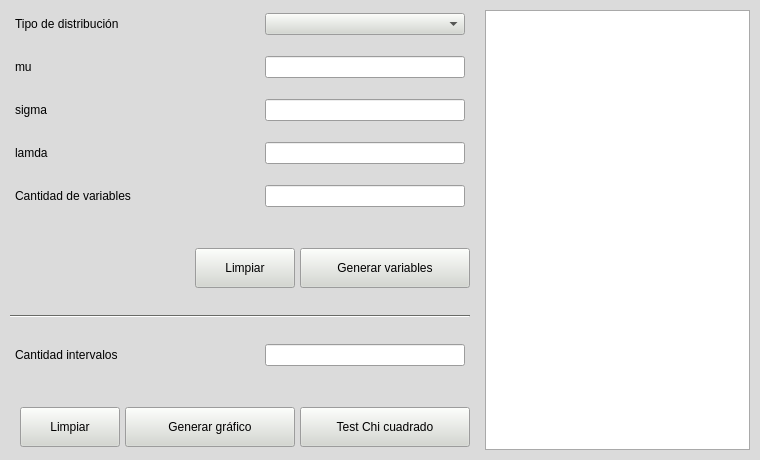
Old version of the form tp3/generador_variables/interfaz/ventana_generador_variables.ui in the repository MMariatti/SIM4K4.
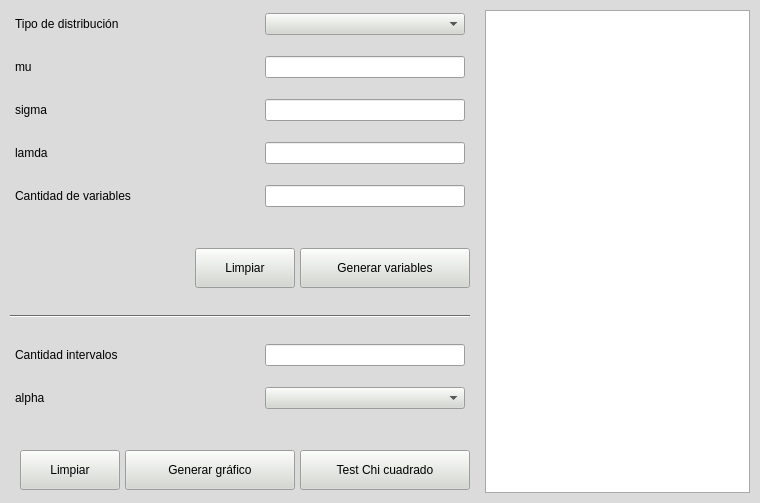
New version of the form. Icons and pictures are not drawn.

Commit message: Agrego alphas y simplifico procesamiento de frecuencias por intervalos

The edit to the form file:
```diff
--- a/tp3/generador_variables/interfaz/ventana_generador_variables.ui
+++ b/tp3/generador_variables/interfaz/ventana_generador_variables.ui
@@ -7,7 +7,7 @@
     <x>0</x>
     <y>0</y>
     <width>760</width>
-    <height>444</height>
+    <height>461</height>
    </rect>
   </property>
   <property name="palette">
@@ -917,35 +917,90 @@
             </item>
            </layout>
           </item>
-          <item>
-           <spacer name="spacer_vertical_1">
-            <property name="orientation">
-             <enum>Qt::Vertical</enum>
-            </property>
-            <property name="sizeType">
-             <enum>QSizePolicy::Fixed</enum>
-            </property>
-            <property name="sizeHint" stdset="0">
-             <size>
-              <width>0</width>
-              <height>20</height>
-             </size>
-            </property>
-           </spacer>
-          </item>
           <item>
            <layout class="QHBoxLayout" name="lyt_horizontal_3_7">
             <property name="spacing">
              <number>5</number>
             </property>
+            <property name="leftMargin">
+             <number>5</number>
+            </property>
             <property name="topMargin">
              <number>3</number>
             </property>
+            <property name="rightMargin">
+             <number>5</number>
+            </property>
             <property name="bottomMargin">
              <number>3</number>
             </property>
+            <item>
+             <widget class="QLabel" name="txt_alpha">
+              <property name="text">
+               <string>alpha</string>
+              </property>
+             </widget>
+            </item>
             <item>
              <spacer name="spacer_horizontal_7">
+              <property name="orientation">
+               <enum>Qt::Horizontal</enum>
+              </property>
+              <property name="sizeHint" stdset="0">
+               <size>
+                <width>40</width>
+                <height>20</height>
+               </size>
+              </property>
+             </spacer>
+            </item>
+            <item>
+             <widget class="QComboBox" name="cmb_alpha">
+              <property name="sizePolicy">
+               <sizepolicy hsizetype="Fixed" vsizetype="Fixed">
+                <horstretch>0</horstretch>
+                <verstretch>0</verstretch>
+               </sizepolicy>
+              </property>
+              <property name="minimumSize">
+               <size>
+                <width>200</width>
+                <height>0</height>
+               </size>
+              </property>
+             </widget>
+            </item>
+           </layout>
+          </item>
+          <item>
+           <spacer name="spacer_vertical_1">
+            <property name="orientation">
+             <enum>Qt::Vertical</enum>
+            </property>
+            <property name="sizeType">
+             <enum>QSizePolicy::Fixed</enum>
+            </property>
+            <property name="sizeHint" stdset="0">
+             <size>
+              <width>0</width>
+              <height>20</height>
+             </size>
+            </property>
+           </spacer>
+          </item>
+          <item>
+           <layout class="QHBoxLayout" name="lyt_horizontal_3_8">
+            <property name="spacing">
+             <number>5</number>
+            </property>
+            <property name="topMargin">
+             <number>3</number>
+            </property>
+            <property name="bottomMargin">
+             <number>3</number>
+            </property>
+            <item>
+             <spacer name="spacer_horizontal_8">
               <property name="orientation">
                <enum>Qt::Horizontal</enum>
               </property>
```
The commit also changes 2 other files.
